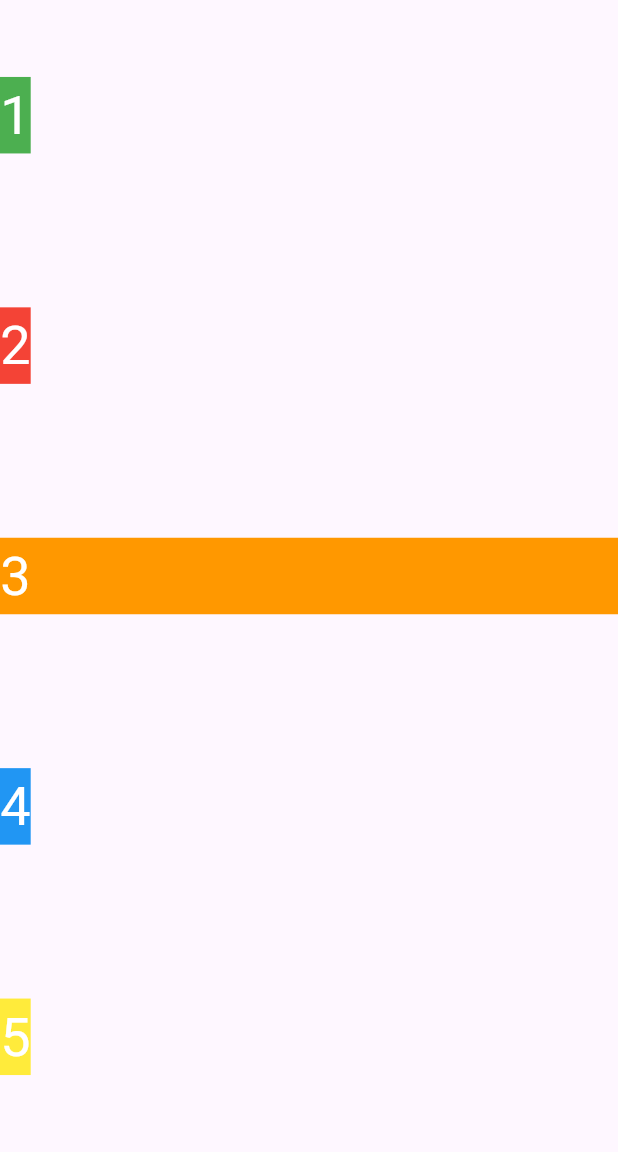
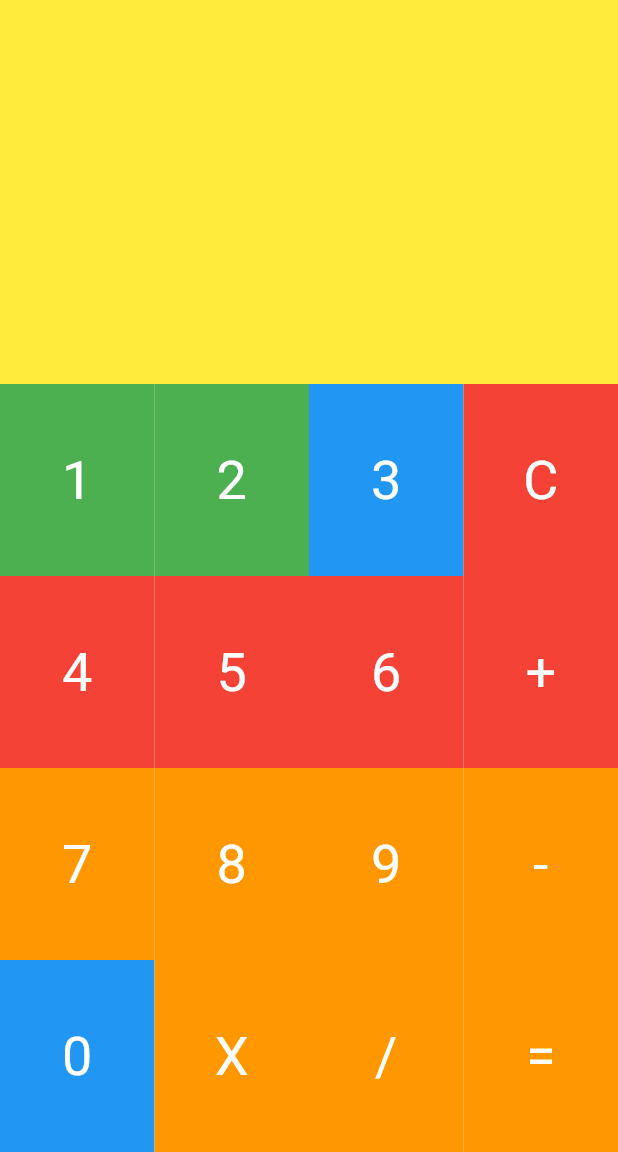
Before and after one commit to AbdurRahman4991/flutter-calculator-app, a Flutter app: the screen it shows after launch, on a phone screen of 412 x 824 dp, the part 84-1236 px from its top. Run offline on Flutter 3.47's test engine with Material 3 defaults, Android fonts, the phone set to English and light mode, and no system bars.

Commit message:
Add new row columan

```diff
--- a/lib/main.dart
+++ b/lib/main.dart
@@ -1,88 +1,113 @@
 import 'package:flutter/material.dart';
 
-void main()
-{
-  return  runApp(Calculator());
+void main() {
+  runApp(Calculator());
 }
 
-class Calculator extends StatelessWidget{
-
-  Widget build(BuildContext context){
+class Calculator extends StatelessWidget {
+  @override
+  Widget build(BuildContext context) {
     return MaterialApp(
       home: Scaffold(
         appBar: AppBar(
-
-
           centerTitle: true,
           backgroundColor: Color(0xFFAD1457),
-          title: Text('Calculator',
-          style: TextStyle(
-            fontSize: 36.0,
-
-
-          ),
+          title: Text(
+            'Calculator',
+            style: TextStyle(fontSize: 36.0),
           ),
         ),
         body: Column(
           mainAxisAlignment: MainAxisAlignment.end,
           children: <Widget>[
-
-
-
+            // ✅ প্রথম Row (Display area) flex: 2
             Expanded(
-            flex: 1,
-            child:
-                  Row(children: <Widget> [Container(
-          child: Text('1', style: TextStyle(fontSize: 36,
-           color: Colors.white),),
-           color: Colors.green,
-        ),],
+              flex: 2,
+              child: Row(
+                children: [
+                  Expanded(
+                    child: Container(
+                      alignment: Alignment.centerRight,
+                      color: Colors.yellow,
+                      padding: EdgeInsets.all(10),
+                      child: Text(
+                        '',
+                        style: TextStyle(fontSize: 36, color: Colors.black),
+                      ),
+                    ),
+                  ),
+                ],
               ),
             ),
 
+            // ✅ 2nd Row
             Expanded(
               flex: 1,
-          child:
-        Row(children: <Widget>[Container(
-          child: Text('2', style: TextStyle(fontSize: 36,
-            color: Colors.white ),),
-            color: Colors.red,
-        ),],
+              child: Row(
+                children: <Widget>[
+                  buildButton('1', Colors.green),
+                  buildButton('2', Colors.green),
+                  buildButton('3', Colors.blue),
+                  buildButton('C', Colors.red),
+                ],
               ),
             ),
 
-        Expanded(child:
-
-        Row(children: <Widget>[ Expanded(child: Container(
-          child: Text('3', style: TextStyle(fontSize: 36,
-          color:  Colors.white),),
-          color: Colors.orange,
-        ), ),],
-        ),),
-
-       Expanded(child:
-        Row(children: <Widget>[Container(
-          child: Text('4', style: TextStyle(fontSize: 36,
-          color: Colors.white
-          ),),
-          color: Colors.blue,
-        ),],
-        ),),
-
-        Expanded(child:
-        Row(children: [Container(
-          child: Text('5', style: TextStyle(fontSize: 36,
-          color: Colors.white),),
-          color: Colors.yellow,
-        ),],
-
+            // ✅ 3rd Row
+            Expanded(
+              flex: 1,
+              child: Row(
+                children: <Widget>[
+                  buildButton('4', Colors.red),
+                  buildButton('5', Colors.red),
+                  buildButton('6', Colors.red),
+                  buildButton('+', Colors.red),
+                ],
               ),
             ),
 
-
-        ]),
+            // ✅ 4th Row
+            Expanded(
+              flex: 1,
+              child: Row(
+                children: <Widget>[
+                  buildButton('7', Colors.orange),
+                  buildButton('8', Colors.orange),
+                  buildButton('9', Colors.orange),
+                  buildButton('-', Colors.orange),
+                ],
+              ),
             ),
 
+            // ✅ 5th Row
+            Expanded(
+              flex: 1,
+              child: Row(
+                children: <Widget>[
+                  buildButton('0', Colors.blue),
+                  buildButton('X', Colors.orange),
+                  buildButton('/', Colors.orange),
+                  buildButton('=', Colors.orange),
+                ],
+              ),
+            ),
+          ],
+        ),
+      ),
+    );
+  }
+
+  // 🔹 Helper widget to make buttons consistent
+  Widget buildButton(String text, Color color) {
+    return Expanded(
+      child: Container(
+        alignment: Alignment.center,
+        color: color,
+        child: Text(
+          text,
+          style: TextStyle(fontSize: 36, color: Colors.white),
+        ),
+      ),
     );
   }
 }
```
Also changed, not shown: pubspec.lock. Lines whose indentation alone changed are shown as unchanged.
